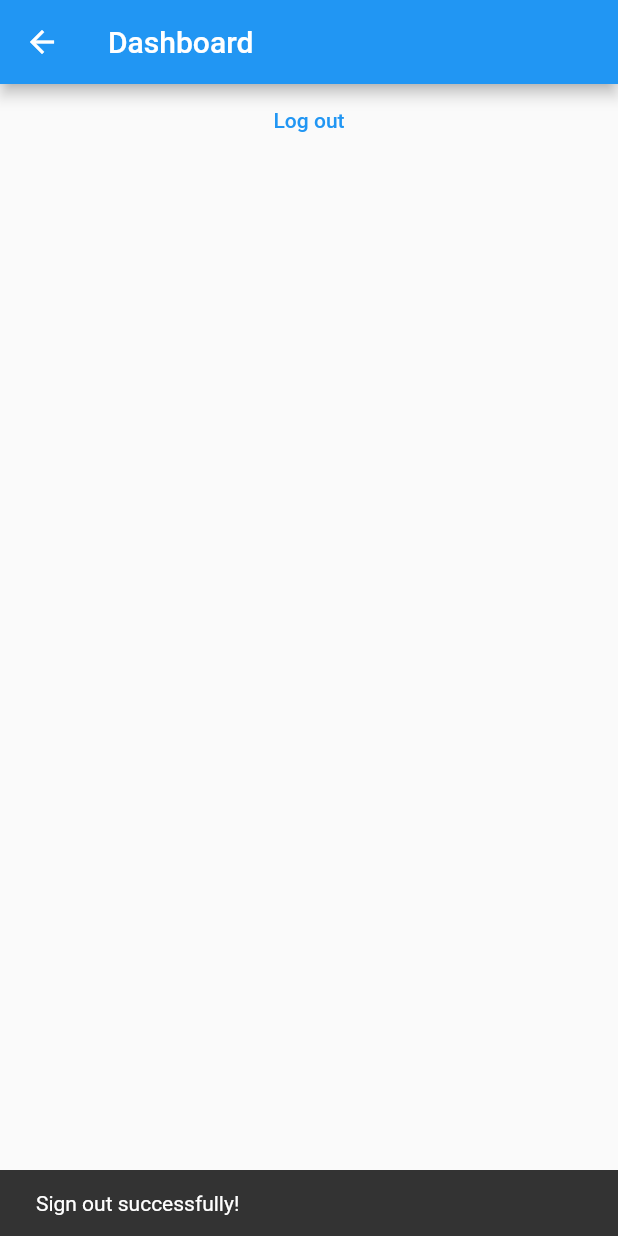
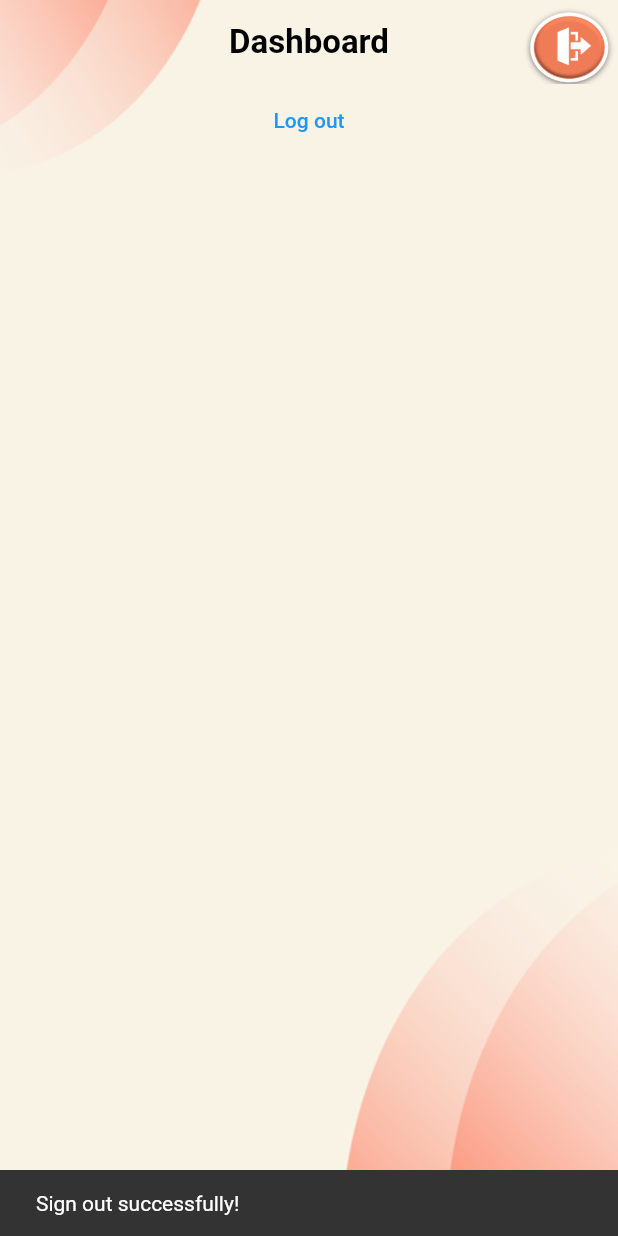
Before and after one commit to Jasline0312/Therapist, a Flutter app: the DashboardPage screen opened directly, after a tap on "Log out", on a phone screen of 412 x 824 dp. Run offline on Flutter 3.47's test engine with Material 2 defaults, Android fonts, the phone set to English and light mode, and no system bars; our stand-ins replace carousel_slider, cloud_firestore, firebase_auth, firebase_core; accounts and stored records are empty; Roboto replaces fonts that are missing (Lucida).

Commit message:
show Hi user in dashboard

```diff
--- a/lib/DashboardPage.dart
+++ b/lib/DashboardPage.dart
@@ -2,7 +2,10 @@ import 'package:firebase_auth/firebase_auth.dart';
 import 'package:flutter/cupertino.dart';
 import 'package:flutter/material.dart';
 import 'package:therapist/controllers/FirebaseAuthService.dart';
+import 'package:therapist/custom_app_bar.dart';
 import 'package:therapist/login_page.dart';
+
+import 'controllers/firestore_controller.dart';
 
 class DashboardPage extends StatefulWidget {
   const DashboardPage({Key? key}) : super(key: key);
@@ -12,15 +15,51 @@ class DashboardPage extends StatefulWidget {
 }
 
 class _DashboardPageState extends State<DashboardPage> {
+
+  String? username;
+
+  @override
+  void initState() {
+    // TODO: implement initState
+    super.initState();
+    getUsernameFromFirestore();
+  }
+
+  Future<void> getUsernameFromFirestore() async {
+    String? tempUsername = await FirestoreController.getUsername();
+    setState(() {
+      username = tempUsername;
+    });
+  }
+
   @override
   Widget build(BuildContext context) {
     return Scaffold(
-      appBar: AppBar(
-        title: const Text('Dashboard'),
-      ),
-      body: Center(
+      body: Container(
+        decoration: const BoxDecoration(
+          image: DecorationImage(
+            image: AssetImage("lib/assets/background_image.png"),
+            fit: BoxFit.cover,
+          ),
+        ),
         child: Column(
           children: [
+            const CustomAppBar(
+              title: 'Dashboard'
+            ),
+            username != null ? Align(
+              alignment: Alignment.topLeft,
+              child: Padding(
+                padding: const EdgeInsets.only(left: 20, bottom: 20),
+                child: Text(
+                  'Hi, $username',
+                  style: const TextStyle(
+                    fontSize: 25,
+                    fontWeight: FontWeight.bold
+                  ),
+                ),
+              ),
+            ) : Container(),
             FirebaseAuth.instance.currentUser == null ? TextButton(
               child: const Text('Login'),
               onPressed: (){
@@ -32,11 +71,11 @@ class _DashboardPageState extends State<DashboardPage> {
                   )
                 );
               },
-            ) : Container(),
-            TextButton(
-              child: Text('Log out'),
-              onPressed: (){
-                FirebaseAuthService.signOut(context);
+            ) : TextButton(
+              child: const Text('Log out'),
+              onPressed: () async {
+                await FirebaseAuthService.signOut(context);
+                getUsernameFromFirestore();
               },
             ),
           ],
--- a/lib/main.dart
+++ b/lib/main.dart
@@ -11,7 +11,7 @@ void main() async {
 
   runApp(
       MaterialApp(
-        initialRoute: '/login',
+        initialRoute: '/main',
         debugShowCheckedModeBanner: false,
         routes: {
           '/':(context) =>const DescriptionScreen(),
```
Also changed, not shown: lib/homepage.dart (+2 -32 lines).
